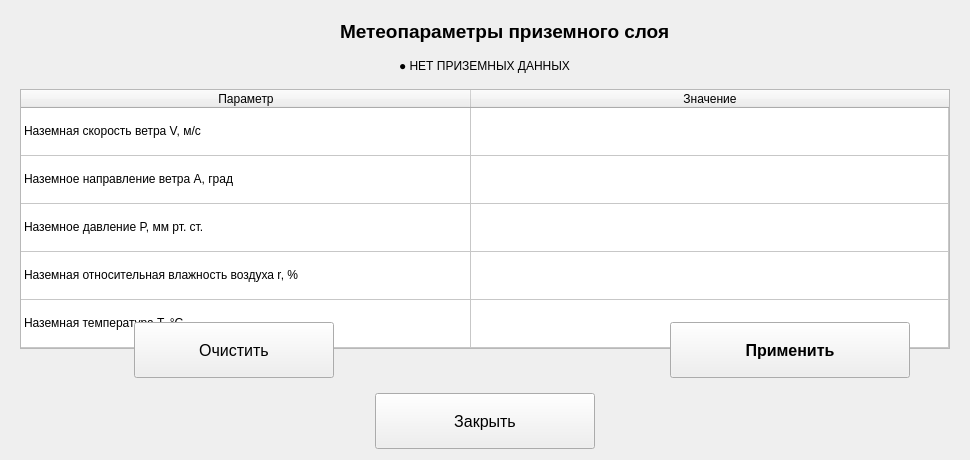
Qt form GroundMeteoParams.ui (Pobryakushka/MMK) before a commit.
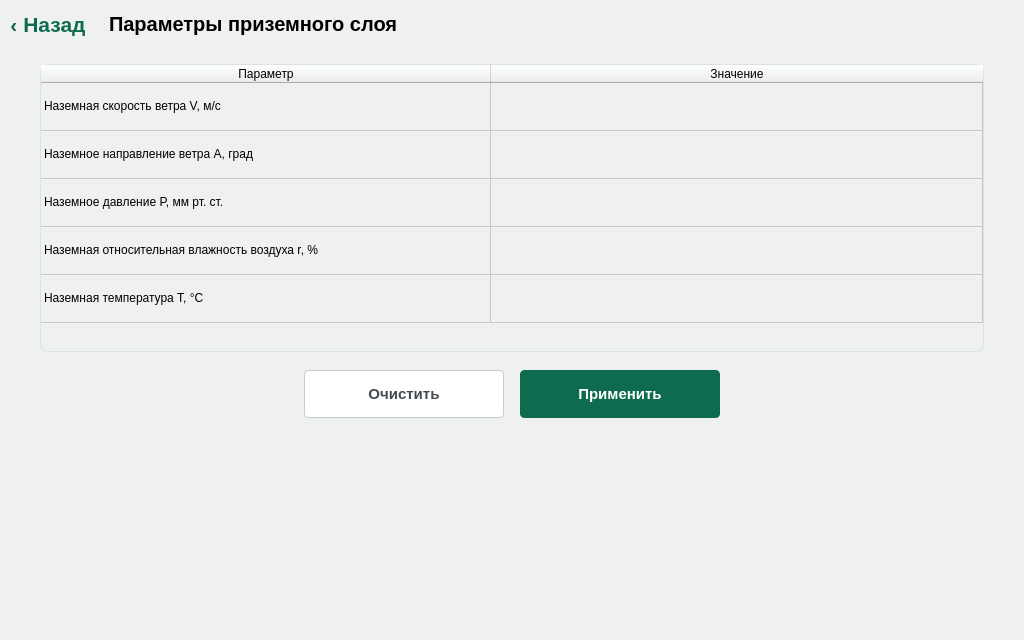
The same form after that commit.

Diff of the .ui file:
```diff
--- a/GroundMeteoParams.ui
+++ b/GroundMeteoParams.ui
@@ -6,8 +6,8 @@
    <rect>
     <x>0</x>
     <y>0</y>
-    <width>970</width>
-    <height>460</height>
+    <width>1024</width>
+    <height>640</height>
    </rect>
   </property>
   <property name="sizePolicy">
@@ -16,128 +16,93 @@
     <verstretch>0</verstretch>
    </sizepolicy>
   </property>
-  <property name="minimumSize">
-   <size>
-    <width>970</width>
-    <height>460</height>
-   </size>
-  </property>
   <property name="windowTitle">
    <string>Meteo-11</string>
   </property>
-  <layout class="QGridLayout" name="gridLayout_2">
-   <item row="0" column="0">
-    <layout class="QGridLayout" name="gridLayout_3">
-     <item row="1" column="2">
-      <spacer name="horizontalSpacer_4">
-       <property name="orientation">
-        <enum>Qt::Horizontal</enum>
-       </property>
-       <property name="sizeHint" stdset="0">
-        <size>
-         <width>415</width>
-         <height>20</height>
-        </size>
-       </property>
-      </spacer>
-     </item>
-     <item row="1" column="1">
+  <property name="styleSheet">
+   <string notr="true">background-color: #EFF1F1;</string>
+  </property>
+  <layout class="QVBoxLayout" name="gmpMainVLayout">
+   <property name="spacing">
+    <number>0</number>
+   </property>
+   <property name="leftMargin">
+    <number>0</number>
+   </property>
+   <property name="topMargin">
+    <number>0</number>
+   </property>
+   <property name="rightMargin">
+    <number>0</number>
+   </property>
+   <property name="bottomMargin">
+    <number>0</number>
+   </property>
+   <item>
+    <layout class="QHBoxLayout" name="gmpHeaderLayout">
+     <item>
       <widget class="QPushButton" name="btnGroundParamsClose">
        <property name="minimumSize">
         <size>
-         <width>220</width>
-         <height>56</height>
+         <width>96</width>
+         <height>48</height>
         </size>
        </property>
        <property name="styleSheet">
-        <string notr="true">font-size: 12pt;</string>
+        <string notr="true">QPushButton { font-size: 16pt; font-weight: bold; border: none; background: transparent; color: #0F6B4F; }
+QPushButton:pressed { color: #0B5A42; }</string>
        </property>
        <property name="text">
-        <string>Закрыть</string>
+        <string>‹ Назад</string>
        </property>
       </widget>
      </item>
-     <item row="1" column="0">
-      <spacer name="horizontalSpacer_3">
-       <property name="orientation">
-        <enum>Qt::Horizontal</enum>
-       </property>
-       <property name="sizeHint" stdset="0">
-        <size>
-         <width>416</width>
-         <height>20</height>
-        </size>
-       </property>
-      </spacer>
-     </item>
-     <item row="0" column="0" colspan="3">
-      <widget class="QGroupBox" name="groupBox">
-       <property name="styleSheet">
-        <string notr="true">QGroupBox { border: none; }</string>
-       </property>
-       <property name="title">
-        <string/>
-       </property>
-       <layout class="QGridLayout" name="gridLayout">
-        <item row="0" column="0" colspan="2">
-         <spacer name="horizontalSpacer">
-          <property name="orientation">
-           <enum>Qt::Horizontal</enum>
-          </property>
-          <property name="sizeHint" stdset="0">
-           <size>
-            <width>319</width>
-            <height>20</height>
-           </size>
-          </property>
-         </spacer>
-        </item>
-        <item row="0" column="4">
-         <spacer name="horizontalSpacer_2">
-          <property name="orientation">
-           <enum>Qt::Horizontal</enum>
-          </property>
-          <property name="sizeHint" stdset="0">
-           <size>
-            <width>40</width>
-            <height>20</height>
-           </size>
-          </property>
-         </spacer>
-        </item>
-        <item row="0" column="2" colspan="2">
+     <item>
          <widget class="QLabel" name="lblGroundParams">
-          <property name="font">
-           <font>
-            <pointsize>14</pointsize>
-            <bold>true</bold>
-           </font>
+       <property name="styleSheet">
+        <string notr="true">font-size: 15pt; font-weight: bold; padding-left: 8px; background: transparent;</string>
           </property>
           <property name="text">
-           <string>Метеопараметры приземного слоя</string>
+        <string>Параметры приземного слоя</string>
           </property>
           <property name="textFormat">
            <enum>Qt::AutoText</enum>
           </property>
          </widget>
         </item>
-        <item row="1" column="0" colspan="6" alignment="Qt::AlignHCenter">
-         <widget class="QLabel" name="lblStatusPill">
-          <property name="minimumSize">
+     <item>
+      <spacer name="gmpHeaderSpacer">
+       <property name="orientation">
+        <enum>Qt::Horizontal</enum>
+       </property>
+       <property name="sizeHint" stdset="0">
            <size>
-            <width>0</width>
-            <height>34</height>
-           </size>
-          </property>
-          <property name="text">
-           <string>● НЕТ ПРИЗЕМНЫХ ДАННЫХ</string>
-          </property>
-          <property name="alignment">
-           <set>Qt::AlignCenter</set>
-          </property>
-         </widget>
-        </item>
-        <item row="2" column="0" colspan="6">
+         <width>40</width>
+         <height>20</height>
+        </size>
+       </property>
+      </spacer>
+     </item>
+    </layout>
+   </item>
+   <item>
+    <layout class="QVBoxLayout" name="gmpContentLayout">
+     <property name="spacing">
+      <number>18</number>
+     </property>
+     <property name="leftMargin">
+      <number>40</number>
+     </property>
+     <property name="topMargin">
+      <number>16</number>
+     </property>
+     <property name="rightMargin">
+      <number>40</number>
+     </property>
+     <property name="bottomMargin">
+      <number>24</number>
+     </property>
+     <item>
          <widget class="QTableWidget" name="tableWidget_GroundParams">
           <property name="sizePolicy">
            <sizepolicy hsizetype="Expanding" vsizetype="Fixed">
@@ -148,9 +113,24 @@
           <property name="minimumSize">
            <size>
             <width>0</width>
-            <height>260</height>
-           </size>
-          </property>
+         <height>288</height>
+        </size>
+       </property>
+       <property name="maximumSize">
+        <size>
+         <width>16777215</width>
+         <height>288</height>
+        </size>
+       </property>
+       <property name="verticalScrollBarPolicy">
+        <enum>Qt::ScrollBarAlwaysOff</enum>
+       </property>
+       <property name="horizontalScrollBarPolicy">
+        <enum>Qt::ScrollBarAlwaysOff</enum>
+       </property>
+       <property name="styleSheet">
+        <string notr="true">QTableWidget { border: 1px solid #DDE1E3; border-radius: 8px; }</string>
+       </property>
           <property name="layoutDirection">
            <enum>Qt::LeftToRight</enum>
           </property>
@@ -282,20 +262,25 @@
           </item>
          </widget>
         </item>
-        <item row="3" column="0">
-         <spacer name="horizontalSpacer_5">
+     <item>
+      <layout class="QHBoxLayout" name="gmpButtonsLayout">
+       <property name="spacing">
+        <number>16</number>
+       </property>
+       <item>
+        <spacer name="gmpButtonsSpacerLeft">
           <property name="orientation">
            <enum>Qt::Horizontal</enum>
           </property>
           <property name="sizeHint" stdset="0">
            <size>
-            <width>220</width>
+           <width>40</width>
             <height>20</height>
            </size>
           </property>
          </spacer>
         </item>
-        <item row="3" column="1">
+       <item>
          <widget class="QPushButton" name="btnGroundParamsClear">
           <property name="sizePolicy">
            <sizepolicy hsizetype="Fixed" vsizetype="Fixed">
@@ -306,61 +291,66 @@
           <property name="minimumSize">
            <size>
             <width>200</width>
-            <height>56</height>
+           <height>48</height>
            </size>
           </property>
           <property name="styleSheet">
-           <string notr="true">font-size: 12pt;</string>
+          <string notr="true">QPushButton { background-color: #FFFFFF; color: #444B50; font-size: 11pt; font-weight: bold; border: 1px solid #C7CCCF; border-radius: 4px; padding: 4px 12px; } QPushButton:hover { background-color: #F4F5F6; } QPushButton:pressed { background-color: #E9EAEB; }</string>
           </property>
           <property name="text">
            <string>Очистить</string>
           </property>
          </widget>
         </item>
-        <item row="3" column="2">
-         <spacer name="horizontalSpacer_7">
-          <property name="orientation">
-           <enum>Qt::Horizontal</enum>
-          </property>
-          <property name="sizeHint" stdset="0">
-           <size>
-            <width>255</width>
-            <height>20</height>
-           </size>
-          </property>
-         </spacer>
-        </item>
-        <item row="3" column="3" colspan="2">
+       <item>
          <widget class="QPushButton" name="btnGroundParamsApply">
+         <property name="sizePolicy">
+          <sizepolicy hsizetype="Fixed" vsizetype="Fixed">
+           <horstretch>0</horstretch>
+           <verstretch>0</verstretch>
+          </sizepolicy>
+         </property>
           <property name="minimumSize">
            <size>
-            <width>240</width>
-            <height>56</height>
+           <width>200</width>
+           <height>48</height>
            </size>
           </property>
           <property name="styleSheet">
-           <string notr="true">font-size: 12pt; font-weight: bold;</string>
+          <string notr="true">QPushButton { background-color: #0F6B4F; color: white; font-size: 11pt; font-weight: bold; border: 1px solid #0F6B4F; border-radius: 4px; padding: 4px 12px; } QPushButton:hover { background-color: #128058; } QPushButton:pressed { background-color: #0B5A42; }</string>
           </property>
           <property name="text">
            <string>Применить</string>
           </property>
          </widget>
         </item>
-        <item row="3" column="5">
-         <spacer name="horizontalSpacer_8">
+       <item>
+        <spacer name="gmpButtonsSpacerRight">
           <property name="orientation">
            <enum>Qt::Horizontal</enum>
           </property>
           <property name="sizeHint" stdset="0">
            <size>
-            <width>145</width>
+           <width>40</width>
             <height>20</height>
            </size>
           </property>
          </spacer>
         </item>
        </layout>
-      </widget>
+     </item>
+     <item>
+      <spacer name="gmpContentSpacer">
+       <property name="orientation">
+        <enum>Qt::Vertical</enum>
+       </property>
+       <property name="sizeHint" stdset="0">
+        <size>
+         <width>20</width>
+         <height>40</height>
+        </size>
+       </property>
+      </spacer>
      </item>
     </layout>
    </item>
```
Lines whose indentation alone changed are shown as unchanged.
